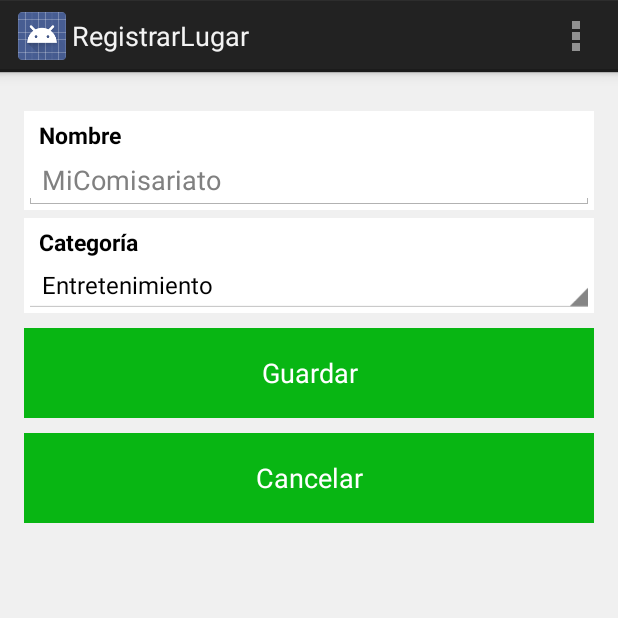
After one commit to richerrer/ProyectoInteraccion, an Android app: the RegistrarLugar screen opened directly, with no data from a screen before it, on a phone screen of 412 x 824 dp, the top half of it. The commit adds this screen. Run offline under Robolectric (Android 15) with nearby library versions, the phone set to English and light mode, and no system bars.

Commit message:
Registrar Lugar

```diff
--- a/MiCash/app/build.gradle
+++ b/MiCash/app/build.gradle
@@ -5,7 +5,7 @@ android {
     buildToolsVersion '20.0.0'
     defaultConfig {
         applicationId 'com.miCash.espol.micash'
-        minSdkVersion 18
+        minSdkVersion 16
         targetSdkVersion 19
         versionCode 1
         versionName '1.0'
@@ -21,8 +21,8 @@ android {
 }
 
 dependencies {
-    compile fileTree(dir: 'libs', include: ['*.jar'])
+    compile fileTree(include: ['*.jar'], dir: 'libs')
     compile 'com.android.support:support-v4:18.0.+'
     compile 'com.android.support:appcompat-v7:18.0.+'
-    compile files('build/postgresql-9.3-1102.jdbc4.jar')
+    compile files('build/postgresql-9.3-1102.jdbc41.jar')
 }
--- a/MiCash/app/src/main/AndroidManifest.xml
+++ b/MiCash/app/src/main/AndroidManifest.xml
@@ -44,6 +44,10 @@
             android:name=".IngresoGasto"
             android:label="@string/title_activity_ingreso_gasto" >
         </activity>
+        <activity
+            android:name=".RegistrarLugar"
+            android:label="@string/title_activity_registrar_lugar" >
+        </activity>
     </application>
 
 </manifest>
--- a/MiCash/app/src/main/java/com/miCash/espol/activity/MenuPrincipal.java
+++ b/MiCash/app/src/main/java/com/miCash/espol/activity/MenuPrincipal.java
@@ -116,7 +116,10 @@ public class MenuPrincipal extends Activity {
                     Intent ingresoGasto = new Intent(MenuPrincipal.this, IngresoGasto.class);
                     startActivity(ingresoGasto);
                 }
-
+                if(items.get(arg2).getTexto().equals("Nuevo Lugar Favorito")){
+                    Intent registrarLugar = new Intent(MenuPrincipal.this, RegistrarLugar.class);
+                    startActivity(registrarLugar);
+                }
                 if(items.get(arg2).getTexto().equals("Cerrar Sesión")){
                     Cookie.writeCookie("", MenuPrincipal.this);
                     globalVariable.setUsuario(null);
--- /dev/null
+++ b/MiCash/app/src/main/java/com/miCash/espol/activity/RegistrarLugar.java
@@ -0,0 +1,213 @@
+package com.miCash.espol.activity;
+
+import android.app.Activity;
+import android.content.Context;
+import android.content.Intent;
+import android.os.AsyncTask;
+import android.os.Bundle;
+import android.support.v4.widget.DrawerLayout;
+import android.text.TextUtils;
+import android.view.Menu;
+import android.view.MenuItem;
+import android.view.View;
+import android.widget.AdapterView;
+import android.widget.ArrayAdapter;
+import android.widget.Button;
+import android.widget.EditText;
+import android.widget.LinearLayout;
+import android.widget.ListView;
+import android.widget.ProgressBar;
+import android.widget.Spinner;
+import android.widget.Toast;
+
+import com.miCash.espol.activity.R;
+import com.miCash.espol.dao.LugarDao;
+import com.miCash.espol.dao.TransaccionDao;
+import com.miCash.espol.global.GlobalClass;
+import com.miCash.espol.menu.ArrayAdapterMenu;
+import com.miCash.espol.menu.Item;
+import com.miCash.espol.others.Cookie;
+import com.miCash.espol.pojos.Lugar;
+import com.miCash.espol.pojos.Transaccion;
+
+import java.math.BigDecimal;
+import java.util.ArrayList;
+import java.util.Calendar;
+
+public class RegistrarLugar extends Activity {
+
+    private GlobalClass globalVariable = null;
+    private DrawerLayout drawerLayout;
+    private String[] opciones;
+    private ArrayList<Item> items;
+    private Spinner categorias;
+    private EditText nombre;
+    private Button aceptar, cancelar;
+    private String categoriaSeleccionada;
+    private LinearLayout layoutPrincipal;
+    private ProgressBar progressBar;
+
+    @Override
+    protected void onCreate(Bundle savedInstanceState) {
+        super.onCreate(savedInstanceState);
+        setContentView(R.layout.activity_registrar_lugar);
+        inicializarComponentes();
+        globalVariable = (GlobalClass) getApplicationContext();
+    }
+
+
+    @Override
+    public boolean onCreateOptionsMenu(Menu menu) {
+        // Inflate the menu; this adds items to the action bar if it is present.
+        getMenuInflater().inflate(R.menu.registrar_lugar, menu);
+        return true;
+    }
+
+    @Override
+    public boolean onOptionsItemSelected(MenuItem item) {
+        // Handle action bar item clicks here. The action bar will
+        // automatically handle clicks on the Home/Up button, so long
+        // as you specify a parent activity in AndroidManifest.xml.
+        int id = item.getItemId();
+        if (id == R.id.action_settings) {
+            return true;
+        }
+        return super.onOptionsItemSelected(item);
+    }
+
+
+
+
+    private void inicializarComponentes() {
+        inicializarDrawer();
+        layoutPrincipal = (LinearLayout) findViewById(R.id.layoutRegistrarLugar);
+        progressBar = (ProgressBar) findViewById(R.id.progressBarl);
+        nombre = (EditText) findViewById(R.id.nombre_lugar);
+        aceptar = (Button) findViewById(R.id.guardarTransaccionl);
+        cancelar = (Button) findViewById(R.id.cancelarTransaccionl);
+        categorias = (Spinner) findViewById(R.id.categoriasl);
+        ArrayAdapter<CharSequence> adapter = ArrayAdapter.createFromResource(this, R.array.categorias, android.R.layout.simple_spinner_item);
+        adapter.setDropDownViewResource(android.R.layout.simple_spinner_dropdown_item);
+        categorias.setAdapter(adapter);
+        categorias.setOnItemSelectedListener(new AdapterView.OnItemSelectedListener() {
+            @Override
+            public void onItemSelected(AdapterView<?> arg0, View arg1, int arg2, long arg3) {
+                categoriaSeleccionada = arg0.getItemAtPosition(arg2).toString();
+            }
+
+            @Override
+            public void onNothingSelected(AdapterView<?> arg0) {
+            }
+        });
+    }
+
+    private void inicializarDrawer(){
+        opciones = getResources().getStringArray(R.array.options_array);
+        ListView drawer = (ListView) findViewById(R.id.drawer_lugar);
+        drawerLayout = (DrawerLayout) findViewById(R.id.drawer_layout_lugar);
+        items = new ArrayList<Item>();
+        items.add(new Item(R.drawable.ic_action_edit,"Editar Perfil"));
+        items.add(new Item(R.drawable.ic_action_paste,"Reporte"));
+        items.add(new Item(R.drawable.ic_action_new,"Añadir Ingreso/Gasto"));
+        //items.add(new Item(R.drawable.ic,"Proyección"));
+        items.add(new Item(R.drawable.ic_action_alarms,"Configurar Alarma"));
+        items.add(new Item(R.drawable.ic_action_location_searching,"Nuevo Lugar Favorito"));
+        items.add(new Item(R.drawable.ic_action_favorite,"Ver Lugares Favoritos"));
+        items.add(new Item(R.drawable.ic_action_secure,"Cerrar Sesión"));
+        ArrayAdapterMenu adapter = new ArrayAdapterMenu(this,items);
+        drawer.setAdapter(adapter);
+        //drawer.setAdapter(new ArrayAdapter<String>(this, android.R.layout.simple_list_item_1,opciones));
+        drawer.setOnItemClickListener(new AdapterView.OnItemClickListener() {
+
+            @Override
+            public void onItemClick(AdapterView<?> arg0, View arg1, int arg2, long arg3) {
+
+                drawerLayout.closeDrawers();
+                if(items.get(arg2).getTexto().equals("Añadir Ingreso/Gasto")){
+                    Intent ingresoGasto = new Intent(RegistrarLugar.this, IngresoGasto.class);
+                    startActivity(ingresoGasto);
+                }
+                if(items.get(arg2).getTexto().equals("Nuevo Lugar Favorito")){
+                    Intent registrarLugar = new Intent(RegistrarLugar.this, RegistrarLugar.class);
+                    startActivity(registrarLugar);
+                }
+                if(items.get(arg2).getTexto().equals("Cerrar Sesión")){
+                    Cookie.writeCookie("", RegistrarLugar.this);
+                    globalVariable.setUsuario(null);
+                    Intent iniciarSesion = new Intent(RegistrarLugar.this, Start.class);
+                    iniciarSesion.setFlags(Intent.FLAG_ACTIVITY_CLEAR_TOP);
+                    startActivity(iniciarSesion);
+                    finish();
+                }
+            }
+        });
+    }
+
+    public void guardarTransaccionl(View v){
+        if(!fillData())
+            new GetConnection(this).execute();
+    }
+
+
+    public boolean fillData(){
+        View focusView = null;
+        boolean cancelar = false;
+        // Check for a valid password.
+        if (TextUtils.isEmpty(nombre.getText().toString())) {
+            nombre.setError("Se requiere llenar este campo");
+            focusView = nombre;
+            cancelar = true;
+        }
+        return cancelar;
+    }
+
+
+
+    private class GetConnection extends AsyncTask<String, Integer, Boolean> {
+        Context context;
+        public GetConnection(Context context){this.context = context;}
+        @Override
+        protected Boolean doInBackground(String... params){
+            boolean lugares = false;
+            try {
+                Thread.sleep(2000);
+            } catch (InterruptedException e) {
+                e.printStackTrace();
+            }
+            Lugar l = new Lugar(nombre.getText().toString(),categoriaSeleccionada,1,1,1);
+            lugares = LugarDao.getInstance().addLugar(l);
+            return  lugares;
+        }
+
+        @Override
+        protected void onPreExecute() {
+            progressBar.setVisibility(View.VISIBLE);
+            layoutPrincipal.setVisibility(View.GONE);
+        }
+
+        @Override
+        protected void onPostExecute(Boolean lugares){
+            progressBar.setVisibility(View.GONE);
+            showElements();
+            if(LugarDao.getInstance().getConection()!=null) {
+                if ( lugares) {
+                    Toast.makeText(getApplicationContext(), "Correcto", Toast.LENGTH_SHORT).show();
+                    Intent start = new Intent(context,MenuPrincipal.class);
+                    start.setFlags(Intent.FLAG_ACTIVITY_CLEAR_TOP);
+                    startActivity(start);
+                    finish();
+                } else{
+                    Toast.makeText(getApplicationContext(), "No correcto", Toast.LENGTH_SHORT).show();
+                }
+            }else{
+                Toast.makeText(getApplicationContext(), "Error no se pudo conectar con el servidor", Toast.LENGTH_SHORT).show();
+            }
+        }
+
+        public void showElements(){
+            layoutPrincipal.setVisibility(View.VISIBLE);
+        }
+
+    }
+
+}
--- a/MiCash/app/src/main/java/com/miCash/espol/conection/DbConection.java
+++ b/MiCash/app/src/main/java/com/miCash/espol/conection/DbConection.java
@@ -9,7 +9,7 @@ import java.sql.SQLException;
  */
 public class DbConection {
     private static DbConection instance = null;
-    private static final String url="jdbc:postgresql://192.168.1.104:5432/MiCash";
+    private static final String url="jdbc:postgresql://192.168.0.100:5432/MiCash";
     private static final String usuario="postgres";
     private static final String password="1234";
     private static Connection conection = null;
--- /dev/null
+++ b/MiCash/app/src/main/res/layout/activity_registrar_lugar.xml
@@ -0,0 +1,131 @@
+<android.support.v4.widget.DrawerLayout
+    xmlns:android="http://schemas.android.com/apk/res/android"
+    android:id="@+id/drawer_layout_lugar"
+    android:layout_width="match_parent"
+    android:layout_height="match_parent">
+
+    <LinearLayout xmlns:android="http://schemas.android.com/apk/res/android"
+        xmlns:tools="http://schemas.android.com/tools"
+        android:layout_width="match_parent"
+        android:layout_height="match_parent"
+        android:orientation="vertical"
+        android:paddingLeft="@dimen/activity_horizontal_margin"
+        android:paddingRight="@dimen/activity_horizontal_margin"
+        android:paddingTop="@dimen/activity_vertical_margin"
+        android:paddingBottom="@dimen/activity_vertical_margin"
+        android:background="#fff0f0f0"
+        android:visibility="visible">
+
+        <ProgressBar
+            android:id="@+id/progressBarl"
+            style="?android:attr/progressBarStyleLarge"
+            android:layout_width="match_parent"
+            android:layout_height="wrap_content"
+            android:layout_centerHorizontal="true"
+            android:visibility="gone"
+            android:layout_marginTop="150dp" />
+        <LinearLayout
+            android:id="@+id/layoutRegistrarLugar"
+            android:layout_width="match_parent"
+            android:layout_height="match_parent"
+            android:orientation="vertical"
+            android:visibility="visible">
+
+            <LinearLayout
+                android:orientation="vertical"
+                android:layout_width="fill_parent"
+                android:layout_height="wrap_content"
+                android:layout_marginTop="10dp"
+                android:background="#ffffffff">
+
+                <TextView
+                    android:layout_width="match_parent"
+                    android:layout_height="wrap_content"
+                    android:textAppearance="?android:attr/textAppearanceMedium"
+                    android:text="Nombre"
+                    android:id="@+id/textViewl"
+                    android:textAlignment="center"
+                    android:textStyle="bold"
+                    android:textSize="15dp"
+                    android:paddingLeft="10dp"
+                    android:paddingTop="5dp" />
+
+                <EditText
+                    android:layout_width="fill_parent"
+                    android:layout_height="wrap_content"
+                    android:inputType="text"
+                    android:ems="10"
+                    android:id="@+id/nombre_lugar"
+                    android:layout_alignTop="@+id/textViewl"
+                    android:layout_alignEnd="@+id/tiposl"
+                    android:layout_toRightOf="@+id/textView2l"
+                    android:hint="@string/nombreLugar" />
+            </LinearLayout>
+
+            <LinearLayout
+                android:orientation="vertical"
+                android:layout_width="fill_parent"
+                android:layout_height="wrap_content"
+                android:background="#ffffffff"
+                android:layout_marginTop="5dp">
+
+                <TextView
+                    android:layout_width="match_parent"
+                    android:layout_height="wrap_content"
+                    android:textAppearance="?android:attr/textAppearanceMedium"
+                    android:text="Categoría"
+                    android:id="@+id/textView3l"
+                    android:textAlignment="center"
+                    android:textStyle="bold"
+                    android:textSize="15dp"
+                    android:paddingLeft="10dp"
+                    android:paddingTop="5dp" />
+
+                <Spinner
+                    android:layout_width="match_parent"
+                    android:layout_height="wrap_content"
+                    android:id="@+id/categoriasl"
+                    android:layout_alignParentStart="true"
+                    android:layout_below="@+id/textView3l"
+                    android:spinnerMode="dialog" />
+
+            </LinearLayout>
+
+
+            <LinearLayout
+                android:orientation="vertical"
+                android:layout_width="fill_parent"
+                android:layout_height="wrap_content">
+
+                <Button
+                    android:layout_width="match_parent"
+                    android:layout_height="60dp"
+                    android:text="Guardar"
+                    android:id="@+id/guardarTransaccionl"
+                    android:layout_marginTop="10dp"
+                    android:background="@drawable/botonpulsado"
+                    android:clickable="true"
+                    android:textColor="#ffffffff"
+                    android:onClick="guardarTransaccion"/>
+
+                <Button
+                    android:layout_width="match_parent"
+                    android:layout_height="60dp"
+                    android:text="Cancelar"
+                    android:id="@+id/cancelarTransaccionl"
+                    android:layout_marginTop="10dp"
+                    android:background="@drawable/botonpulsado"
+                    android:clickable="true"
+                    android:textColor="#ffffffff" />
+
+            </LinearLayout>
+        </LinearLayout>
+    </LinearLayout>
+
+    <ListView
+        android:id="@+id/drawer_lugar"
+        android:layout_width="240dp"
+        android:layout_height="match_parent"
+        android:layout_gravity="left"
+        android:background="#EEE"/>
+</android.support.v4.widget.DrawerLayout>
--- /dev/null
+++ b/MiCash/app/src/main/res/menu/registrar_lugar.xml
@@ -0,0 +1,8 @@
+<menu xmlns:android="http://schemas.android.com/apk/res/android"
+    xmlns:tools="http://schemas.android.com/tools"
+    tools:context="com.miCash.espol.activity.RegistrarLugar" >
+    <item android:id="@+id/action_settings"
+        android:title="@string/action_settings"
+        android:orderInCategory="100"
+        android:showAsAction="never" />
+</menu>
--- a/MiCash/app/src/main/res/values/strings.xml
+++ b/MiCash/app/src/main/res/values/strings.xml
@@ -28,5 +28,6 @@
     <string name="title_activity_otro">otro</string>
     <string name="title_activity_menu_principal">MenuPrincipal</string>
     <string name="title_activity_ingreso_gasto">IngresoGasto</string>
+    <string name="title_activity_registrar_lugar">RegistrarLugar</string>
 
 </resources>
--- a/MiCash/app/src/main/res/values/strings_transacciones.xml
+++ b/MiCash/app/src/main/res/values/strings_transacciones.xml
@@ -2,6 +2,7 @@
 <resources>
 
     <string name="valor">$ 2.56</string>
+    <string name="nombreLugar">MiComisariato</string>
     <string name="descripcion">Ingresar una breve descripción del ingreso o gasto</string>
     <string name="lbl_categoria">Categoría</string>
     <string name="lbl_numTransaccion">Cantidad</string>
```
Also changed, not shown: MiCash/app/src/main/java/com/miCash/espol/dao/LugarDao.java (added, +54 -0 lines), MiCash/app/src/main/java/com/miCash/espol/pojos/Lugar.java (added, +73 -0 lines), 2 other files.
